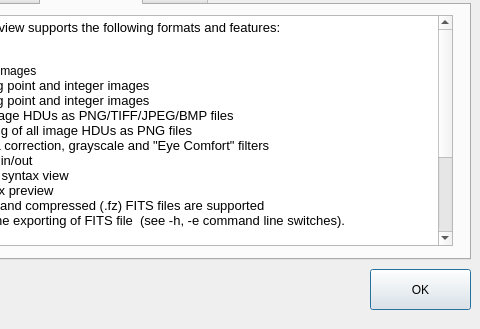
Above: aboutdialog.ui from surhh/nfitsview before the change; both pictures show x 120 to 600 and y 171 to 500 of the 600 by 500 pixel window. Below: the same form after it.
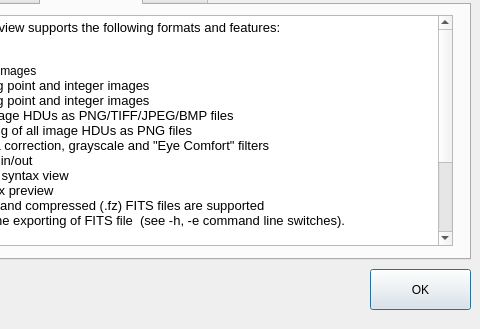
That is the form after the change. The open tabs and pages were chosen to show the change. Icons and pictures are not drawn.

```diff
--- a/aboutdialog.ui
+++ b/aboutdialog.ui
@@ -235,7 +235,6 @@
 &lt;p style=&quot;-qt-paragraph-type:empty; margin-top:0px; margin-bottom:0px; margin-left:0px; margin-right:0px; -qt-block-indent:0; text-indent:0px; font-family:'Noto Sans'; font-size:10pt;&quot;&gt;&lt;br /&gt;&lt;/p&gt;
 &lt;p style=&quot; margin-top:0px; margin-bottom:0px; margin-left:0px; margin-right:0px; -qt-block-indent:0; text-indent:0px;&quot;&gt;&lt;span style=&quot; font-family:'Noto Sans'; font-size:10pt;&quot;&gt;Fixes and new features in this release:&lt;/span&gt;&lt;/p&gt;
 &lt;p style=&quot;-qt-paragraph-type:empty; margin-top:0px; margin-bottom:0px; margin-left:0px; margin-right:0px; -qt-block-indent:0; text-indent:0px; font-family:'Noto Sans'; font-size:10pt;&quot;&gt;&lt;br /&gt;&lt;/p&gt;
-&lt;p style=&quot; margin-top:0px; margin-bottom:0px; margin-left:0px; margin-right:0px; -qt-block-indent:0; text-indent:0px;&quot;&gt;-    Compressed FITS files (.fz files) support is added&lt;/p&gt;
 &lt;p style=&quot; margin-top:0px; margin-bottom:0px; margin-left:0px; margin-right:0px; -qt-block-indent:0; text-indent:0px;&quot;&gt;-    Some minor code fixes are done &lt;/p&gt;
 &lt;p style=&quot;-qt-paragraph-type:empty; margin-top:0px; margin-bottom:0px; margin-left:0px; margin-right:0px; -qt-block-indent:0; text-indent:0px;&quot;&gt;&lt;br /&gt;&lt;/p&gt;
 &lt;p style=&quot;-qt-paragraph-type:empty; margin-top:0px; margin-bottom:0px; margin-left:0px; margin-right:0px; -qt-block-indent:0; text-indent:0px;&quot;&gt;&lt;br /&gt;&lt;/p&gt;&lt;/body&gt;&lt;/html&gt;</string>
```
